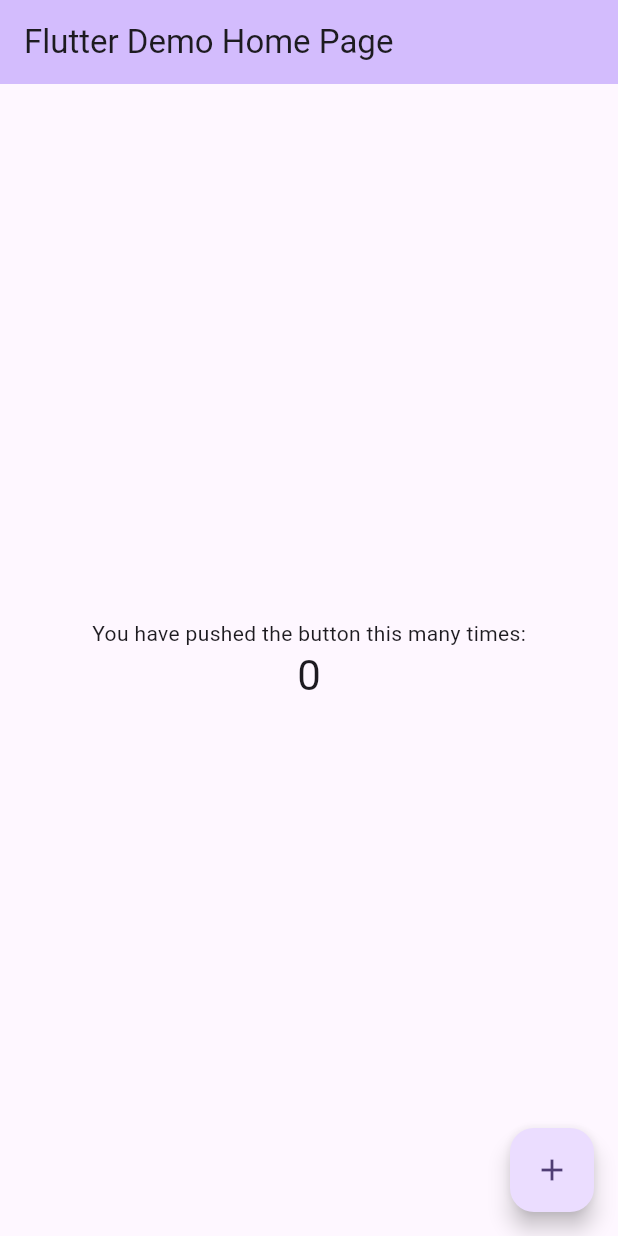
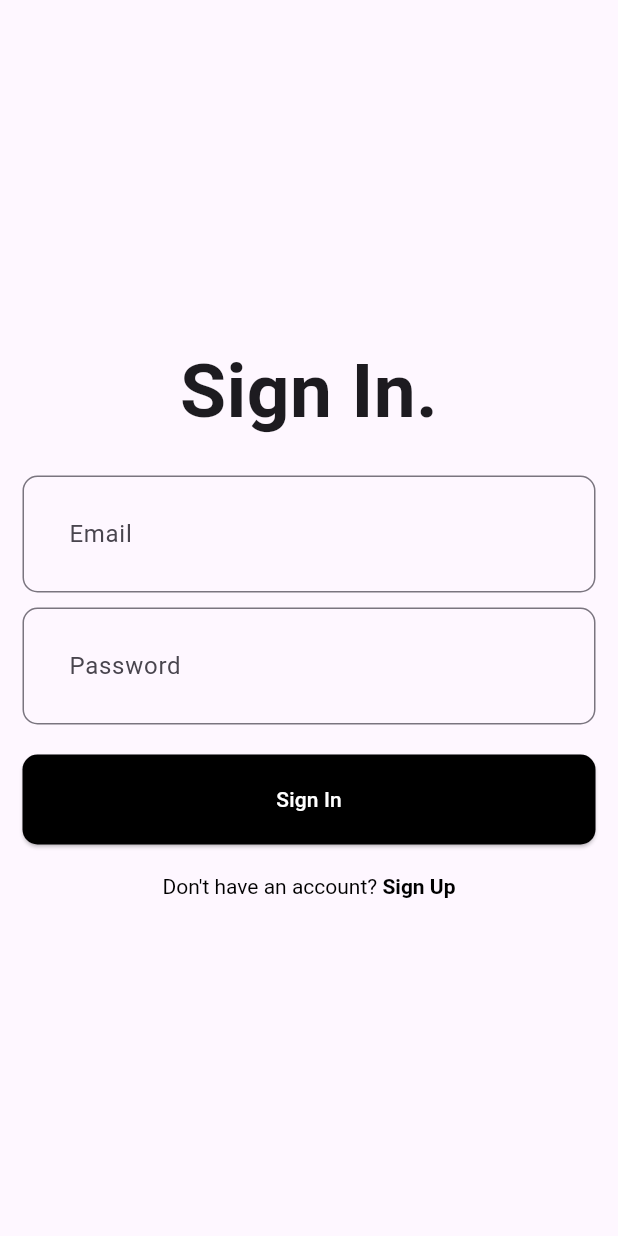
Before and after one commit to Supreeth741/FrontendFlutter, a Flutter app: the screen it shows after launch, on a phone screen of 412 x 824 dp. Run offline on Flutter 3.47's test engine with Material 3 defaults, Android fonts, the phone set to English and light mode, and no system bars.

Commit message:
Implement login and signup pages with form validation

```diff
--- /dev/null
+++ b/lib/features/auth/pages/login_page.dart
@@ -0,0 +1,109 @@
+import 'package:flutter/gestures.dart';
+import 'package:flutter/material.dart';
+import 'package:task_manager_app/features/auth/pages/signup_page.dart';
+
+class LoginPage extends StatefulWidget {
+  const LoginPage({super.key});
+  static MaterialPageRoute route() => MaterialPageRoute(builder: (context) => const LoginPage());
+
+  @override
+  State<LoginPage> createState() => _LoginPageState();
+}
+
+class _LoginPageState extends State<LoginPage> {
+  final GlobalKey<FormState> _formKey = GlobalKey<FormState>();
+  final TextEditingController _emailController = TextEditingController();
+  final TextEditingController _passwordController = TextEditingController();
+
+  @override
+  void dispose() {
+    _emailController.dispose();
+    _passwordController.dispose();
+    super.dispose();
+  }
+
+  void loginUser() {
+    if (_formKey.currentState!.validate()) {}
+  }
+
+  @override
+  Widget build(BuildContext context) {
+    return Scaffold(
+      body: Padding(
+        padding: const EdgeInsets.all(15.0),
+        child: Column(
+          mainAxisAlignment: MainAxisAlignment.center,
+          children: <Widget>[
+            const Text(
+              'Sign In.',
+              style: TextStyle(fontSize: 50, fontWeight: FontWeight.bold),
+            ),
+
+            const SizedBox(height: 20),
+            Form(
+              key: _formKey,
+              child: Column(
+                children: <Widget>[
+                  TextFormField(
+                    controller: _emailController,
+                    decoration: const InputDecoration(labelText: 'Email'),
+                    validator: (value) {
+                      if (value == null ||
+                          value.trim().isEmpty ||
+                          value.trim().contains('@')) {
+                        return 'Please enter a valid email address';
+                      }
+                      return null;
+                    },
+                  ),
+                  const SizedBox(height: 10),
+                  TextFormField(
+                    controller: _passwordController,
+                    decoration: const InputDecoration(labelText: 'Password'),
+                    obscureText: true,
+                    validator: (value) {
+                      if (value == null ||
+                          value.trim().isEmpty ||
+                          value.trim().length >= 6) {
+                        return 'Please enter a valid password with at least 6 characters';
+                      }
+                      return null;
+                    },
+                  ),
+                  const SizedBox(height: 20),
+
+                  ElevatedButton(
+                    onPressed: loginUser,
+                    child: const Text('Sign In'),
+                  ),
+                ],
+              ),
+            ),
+            const SizedBox(height: 20),
+            RichText(
+              text: TextSpan(
+                text: 'Don\'t have an account? ',
+                style: const TextStyle(color: Colors.black),
+                children: <TextSpan>[
+                  TextSpan(
+                    text: 'Sign Up',
+                    style: const TextStyle(
+                      color: Colors.black,
+                      fontWeight: FontWeight.bold,
+                    ),
+                    recognizer:
+                        TapGestureRecognizer()
+                          ..onTap = () {
+                            // Navigate to login page
+                            Navigator.of(context).push(SignUpPage.route());
+                          },
+                  ),
+                ],
+              ),
+            ),
+          ],
+        ),
+      ),
+    );
+  }
+}
--- a/lib/main.dart
+++ b/lib/main.dart
@@ -1,4 +1,6 @@
 import 'package:flutter/material.dart';
+import 'package:task_manager_app/features/auth/pages/login_page.dart';
+import 'package:task_manager_app/features/auth/pages/signup_page.dart';
 
 void main() {
   runApp(const MyApp());
@@ -11,57 +13,37 @@ class MyApp extends StatelessWidget {
   Widget build(BuildContext context) {
     return MaterialApp(
       title: 'Task Manager App',
+      debugShowCheckedModeBanner: false,
       theme: ThemeData(
         colorScheme: ColorScheme.fromSeed(seedColor: Colors.deepPurple),
+        useMaterial3: true,
+        inputDecorationTheme: InputDecorationTheme(
+          contentPadding: const EdgeInsets.all(27.0),
+          border: OutlineInputBorder(
+            borderRadius: BorderRadius.circular(10.0),
+            borderSide: BorderSide(color: Colors.grey.shade300, width: 3.0),
+          ),
+          focusedBorder: OutlineInputBorder(
+            borderRadius: BorderRadius.circular(10.0),
+            borderSide: BorderSide(width: 3.0),
+          ),
+          errorBorder: OutlineInputBorder(
+            borderRadius: BorderRadius.circular(10.0),
+            borderSide: BorderSide(width: 3.0, color: Colors.red),
+          ),
+        ),
+        elevatedButtonTheme: ElevatedButtonThemeData(
+          style: ElevatedButton.styleFrom(
+            backgroundColor: Colors.black,
+            foregroundColor: Colors.white,
+            minimumSize: const Size(double.infinity, 60.0),
+            shape: RoundedRectangleBorder(
+              borderRadius: BorderRadius.circular(10.0),
+            ),
+          ),
+        ),
       ),
-      home: const MyHomePage(title: 'Flutter Demo Home Page'),
+      home: LoginPage(),
     );
   }
 }
-
-class MyHomePage extends StatefulWidget {
-  const MyHomePage({super.key, required this.title});
-
-  final String title;
-
-  @override
-  State<MyHomePage> createState() => _MyHomePageState();
-}
-
-class _MyHomePageState extends State<MyHomePage> {
-  int _counter = 0;
-
-  void _incrementCounter() {
-    setState(() {
-      _counter++;
-    });
-  }
-
-  @override
-  Widget build(BuildContext context) {
-    return Scaffold(
-      appBar: AppBar(
-        backgroundColor: Theme.of(context).colorScheme.inversePrimary,
-
-        title: Text(widget.title),
-      ),
-      body: Center(
-        child: Column(
-          mainAxisAlignment: MainAxisAlignment.center,
-          children: <Widget>[
-            const Text('You have pushed the button this many times:'),
-            Text(
-              '$_counter',
-              style: Theme.of(context).textTheme.headlineMedium,
-            ),
-          ],
-        ),
-      ),
-      floatingActionButton: FloatingActionButton(
-        onPressed: _incrementCounter,
-        tooltip: 'Increment',
-        child: const Icon(Icons.add),
-      ),
-    );
-  }
-}
```
Also changed, not shown: lib/features/auth/pages/signup_page.dart (added, +123 -0 lines), 1 other file.
